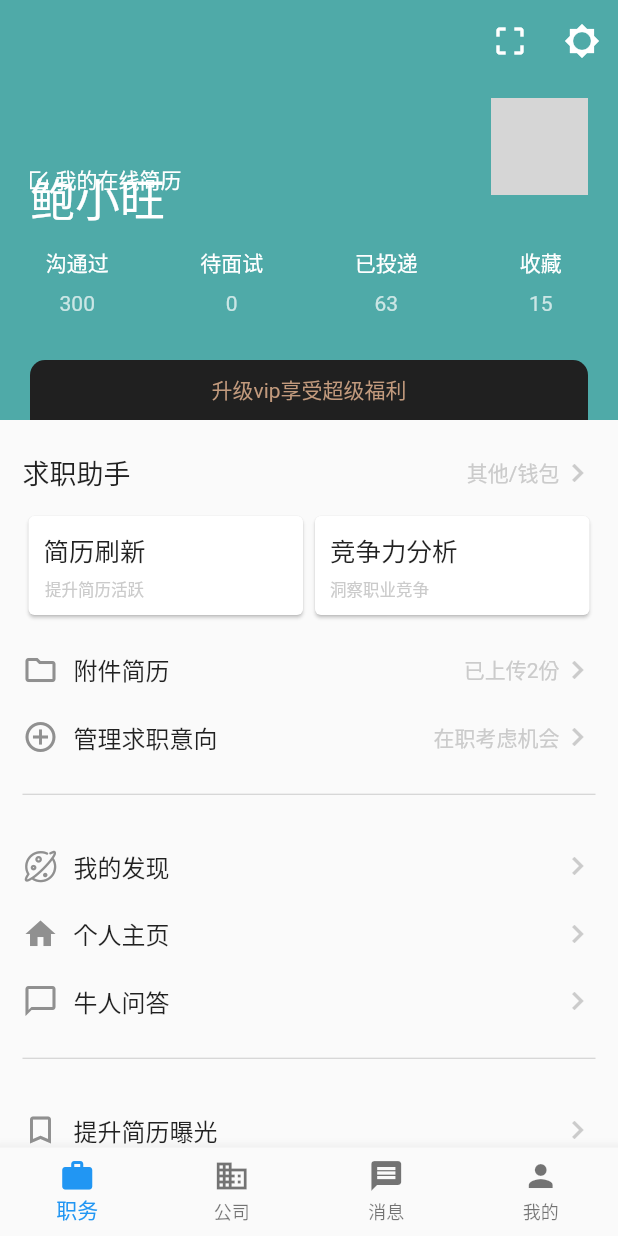
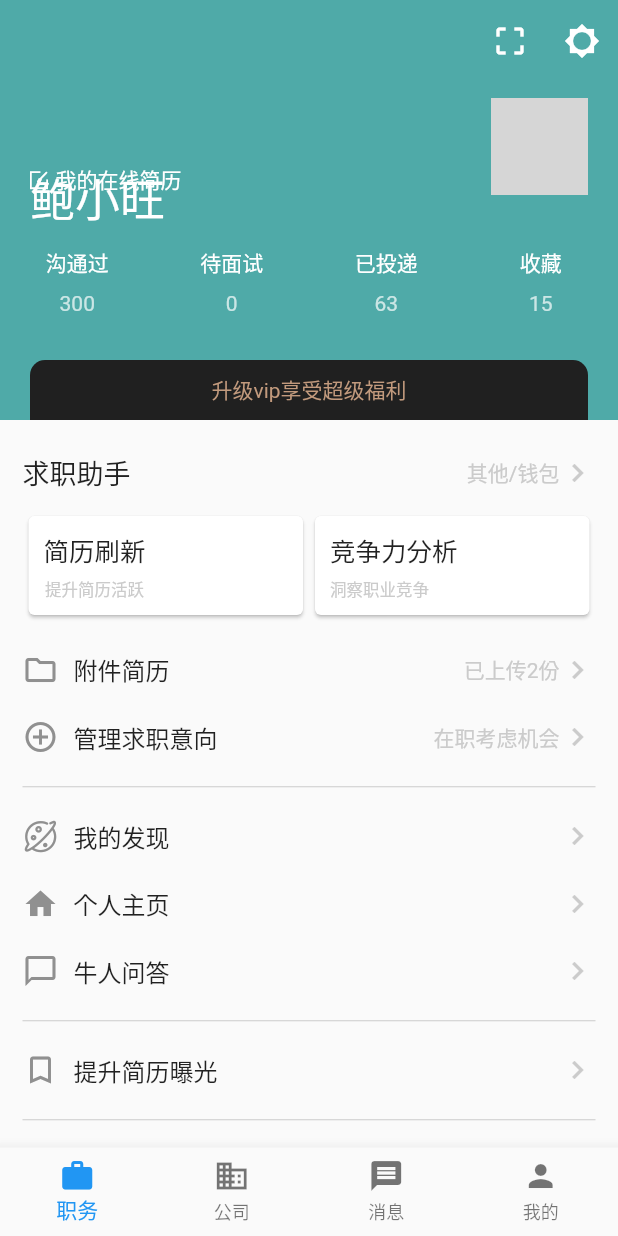
Before and after one commit to baoxiaowang/boss_job_flutter, a Flutter app: the screen it shows after launch, swiped to page 4, on a phone screen of 412 x 824 dp. Run offline on Flutter 3.47's test engine with Material 2 defaults, Android fonts, the phone set to English and light mode, and no system bars; our stand-ins replace fluro, flutter_easyrefresh; network calls fail; statements that could not run were skipped; grey boxes are pictures that could not be loaded.

Commit message:
feat: 一些小优化

```diff
--- a/lib/page/home/message/message_page.dart
+++ b/lib/page/home/message/message_page.dart
@@ -13,28 +13,7 @@ class _MessagePageState extends State<MessagePage> {
   @override
   Widget build(BuildContext context) {
     return Scaffold(
-      backgroundColor: Colors.white,
-      body: CustomScrollView(
-        slivers: [
-          // SliverPersistentHeader(
-          //   pinned: true,
-          //   // floating: true,
-          //   delegate: SliveHaderBarDelegate(
-          //     collapsedHeight: 50,
-          //     expandedHeight: 60,
-          //     title: '聊天',
-          //     actions: [
-          //       IconButton(
-          //         icon: Icon(Icons.notifications_none),
-          //         onPressed: (){},
-          //         color: Colors.white,
-          //       )
-          //     ],
-          //     paddingTop: MediaQuery.of(context).padding.top,
-          //   )
-          // ),
-          SliverAppBar(
-            pinned: true,
+      appBar: AppBar(
         centerTitle: false,
         title: Text('聊天', style: TextStyle(
           fontWeight: FontWeight.w500,
@@ -48,6 +27,9 @@ class _MessagePageState extends State<MessagePage> {
           )
         ],
       ),
+      backgroundColor: Colors.white,
+      body: CustomScrollView(
+        slivers: [
           SliverPersistentHeader(
             pinned: true,
             delegate: FlexStickyDelegate(
--- a/lib/page/home/personal/personal_page.dart
+++ b/lib/page/home/personal/personal_page.dart
@@ -43,9 +43,7 @@ class PersonalPage extends StatelessWidget {
               memo: '在职考虑机会',
             ),
             Container(
-              margin: EdgeInsets.symmetric(
-                vertical: 15
-              ),
+              margin: EdgeInsets.only(top: 10),
               child: Divider(
                 height: 1.0,
                 indent: 0.0,
@@ -71,9 +69,7 @@ class PersonalPage extends StatelessWidget {
               title: '提升简历曝光',
             ),
             Container(
-              margin: EdgeInsets.symmetric(
-                vertical: 15
-              ),
+              margin: EdgeInsets.only(top: 10),
               child: Divider(
                 height: 1.0,
                 indent: 0.0,
@@ -107,9 +103,7 @@ class PersonalPage extends StatelessWidget {
               title: '牛人问答',
             ),
             Container(
-              margin: EdgeInsets.symmetric(
-                vertical: 15
-              ),
+              margin: EdgeInsets.only(top: 10),
               child: Divider(
                 height: 1.0,
                 indent: 0.0,
@@ -148,9 +142,7 @@ class PersonalPage extends StatelessWidget {
               title: '关于',
             ),
             Container(
-              margin: EdgeInsets.symmetric(
-                vertical: 15
-              ),
+              margin: EdgeInsets.only(top: 10),
               child: Divider(
                 height: 1.0,
                 indent: 0.0,
@@ -164,7 +156,9 @@ class PersonalPage extends StatelessWidget {
   }
   Widget _aboutBlock(){
     return Container(
-      margin: EdgeInsets.only(bottom: 20),
+      margin: EdgeInsets.symmetric(
+        vertical: 20
+      ),
       alignment: Alignment.center,
       child: Text('客服电话 400-065-9999   工作时间9:30-18:30', style: TextStyle(
         fontSize: 11,
```
Lines whose indentation alone changed are shown as unchanged.
